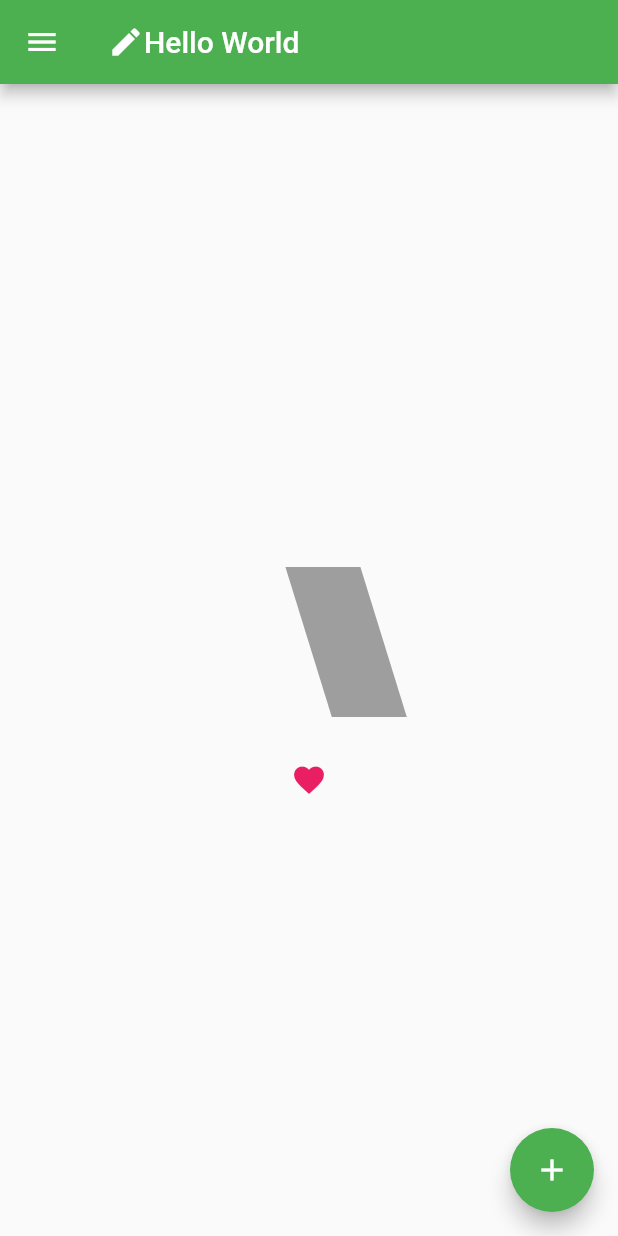
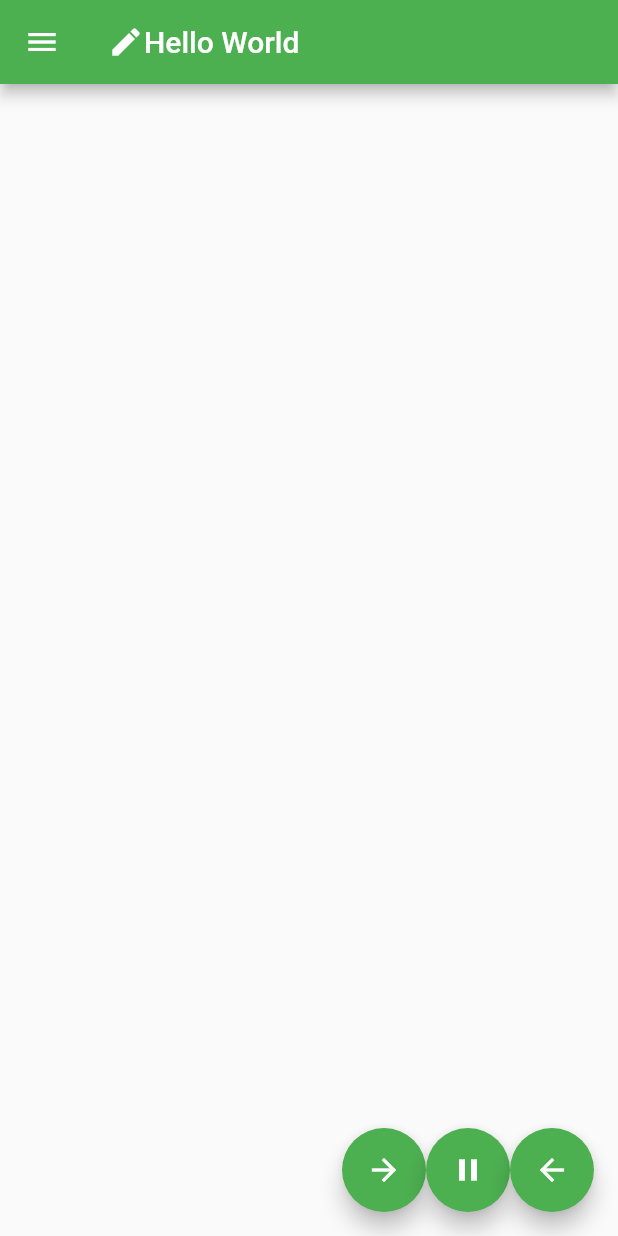
Before and after one commit to p238049y/paractice, a Flutter app: the screen it shows after launch, on a phone screen of 412 x 824 dp. Run offline on Flutter 3.47's test engine with Material 2 defaults, Android fonts, the phone set to English and light mode, and no system bars; our stand-ins replace shared_preferences.

```diff
--- a/my_app/lib/main.dart
+++ b/my_app/lib/main.dart
@@ -36,15 +36,37 @@ class MyHomePage extends StatefulWidget {
   _MyHomePageState createState() => _MyHomePageState();
 }
 
-class _MyHomePageState extends State<MyHomePage> {
-  bool flag = false;
-
-  _click() async {
+class _MyHomePageState extends State<MyHomePage> with TickerProviderStateMixin{
+  late AnimationController _animationController;
+  _play() async {
     setState(() {
-      flag = !flag;
+      _animationController.forward();
     });
   }
 
+  _stop() async {
+    setState(() {
+      _animationController.stop();
+    });
+  }
+
+  _reverse() async {
+    setState(() {
+      _animationController.reverse();
+    });
+  }
+
+  @override
+  void initState() {
+    super.initState();
+    _animationController = AnimationController(vsync: this, duration: const Duration(seconds: 3));
+  }
+
+  @override
+  void dispose() {
+    _animationController.dispose();
+    super.dispose();
+  }
 
   @override
   Widget build(BuildContext context) {
@@ -60,18 +82,15 @@ class _MyHomePageState extends State<MyHomePage> {
         child: Column(
           mainAxisAlignment: MainAxisAlignment.center,
           children: <Widget>[
-            AnimatedContainer(
-              duration: const Duration(seconds: 3),
-              width: flag ? 100 : 50,
-              height: flag ? 50 : 100,
-              padding: flag ? const EdgeInsets.all(0) : const EdgeInsets.all(30),
-              margin: flag ? const EdgeInsets.all(0) : const EdgeInsets.all(30),
-              transform: flag ? Matrix4.skewX(0.0) : Matrix4.skewX(0.3),
-              color: flag ? Colors.blue : Colors.grey,
-            ),
-            AnimatedSwitcher(
-              duration: const Duration(seconds: 3),
-              child: flag ? const Text("ないもない") : const Icon(Icons.favorite, color: Colors.pink),
+            SizeTransition(
+              sizeFactor: _animationController,
+              child: Center(
+                child: SizedBox(
+                  width: 50,
+                  height: 50,
+                  child: Container(color:Colors.green),
+                )
+              ),
             )
           ],
         ),
@@ -89,8 +108,16 @@ class _MyHomePageState extends State<MyHomePage> {
       floatingActionButton:
         Row(mainAxisAlignment: MainAxisAlignment.end, children: [
           FloatingActionButton(
-            onPressed: _click,
-            child: const Icon(Icons.add),
+            onPressed: _play,
+            child: const Icon(Icons.arrow_forward)
+          ),
+          FloatingActionButton(
+            onPressed: _stop,
+            child: const Icon(Icons.pause)
+          ),
+          FloatingActionButton(
+            onPressed: _reverse,
+            child: const Icon(Icons.arrow_back)
           ),
         ])
     );
```
